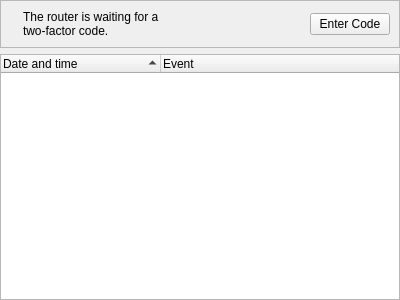
Old version of the form source/client/desktop/management/router_status_widget.ui in the repository dchapyshev/aspia.
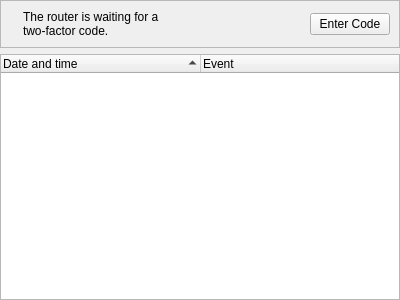
New version of the form.

What changed in the file:
```diff
--- a/source/client/desktop/management/router_status_widget.ui
+++ b/source/client/desktop/management/router_status_widget.ui
@@ -84,7 +84,7 @@
       <bool>true</bool>
      </property>
      <attribute name="headerDefaultSectionSize">
-      <number>160</number>
+      <number>200</number>
      </attribute>
      <attribute name="headerShowSortIndicator" stdset="0">
       <bool>true</bool>
```
